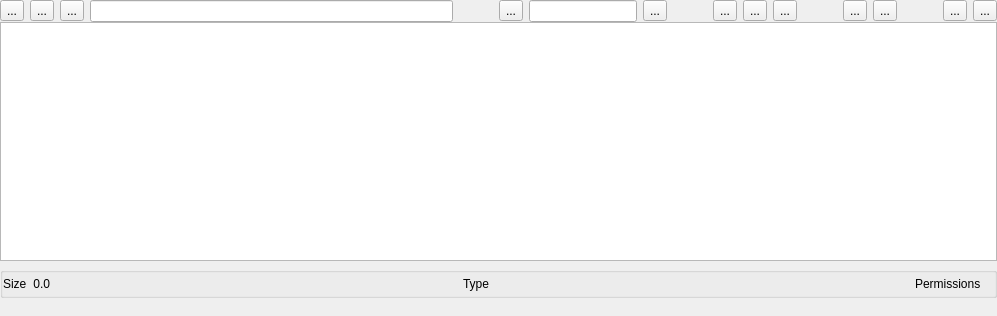
This is ui/mydata/Files.ui in OpenFairWind/FairWindSK as Qt 5 draws it before an edit. The edited form follows.
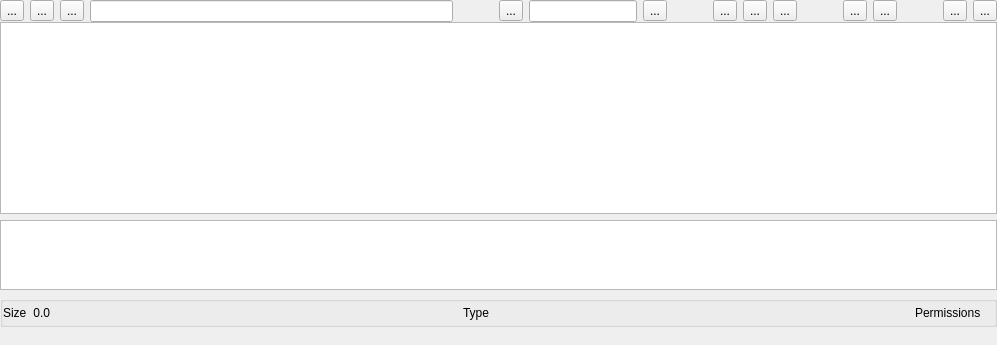
This is the edited form. Icons and pictures are not drawn.

Commit message: Added a table view for search results with alternate showing with the list view with the current dir. ToDo: add file interaction ToDo: move on another thread the search because could take long time and block the UI thread.

The edit to the form file:
```diff
--- a/ui/mydata/Files.ui
+++ b/ui/mydata/Files.ui
@@ -305,6 +305,16 @@
           </property>
          </widget>
         </item>
+        <item>
+         <widget class="QTableView" name="tableView_Search">
+      <property name="showGrid">
+       <bool>false</bool>
+      </property>
+      <attribute name="horizontalHeaderStretchLastSection">
+       <bool>true</bool>
+      </attribute>
+     </widget>
+        </item>
         <item>
          <widget class="QGroupBox" name="groupBox_ItemInfo">
           <property name="title">
```
The commit also changes 2 other files.
